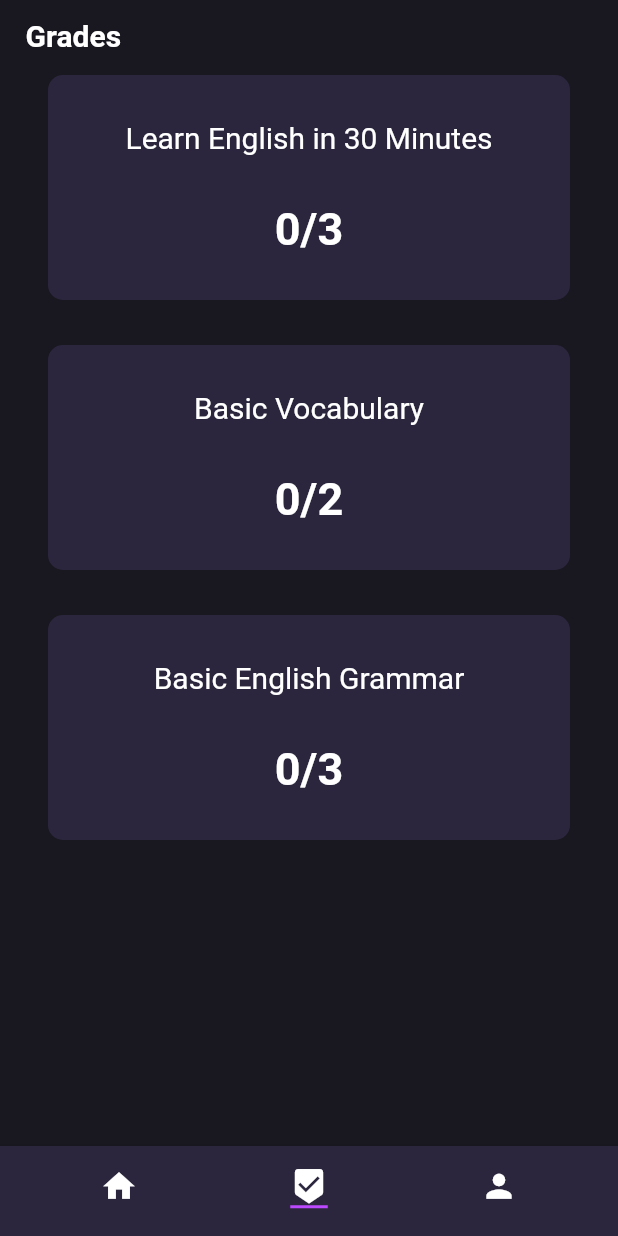
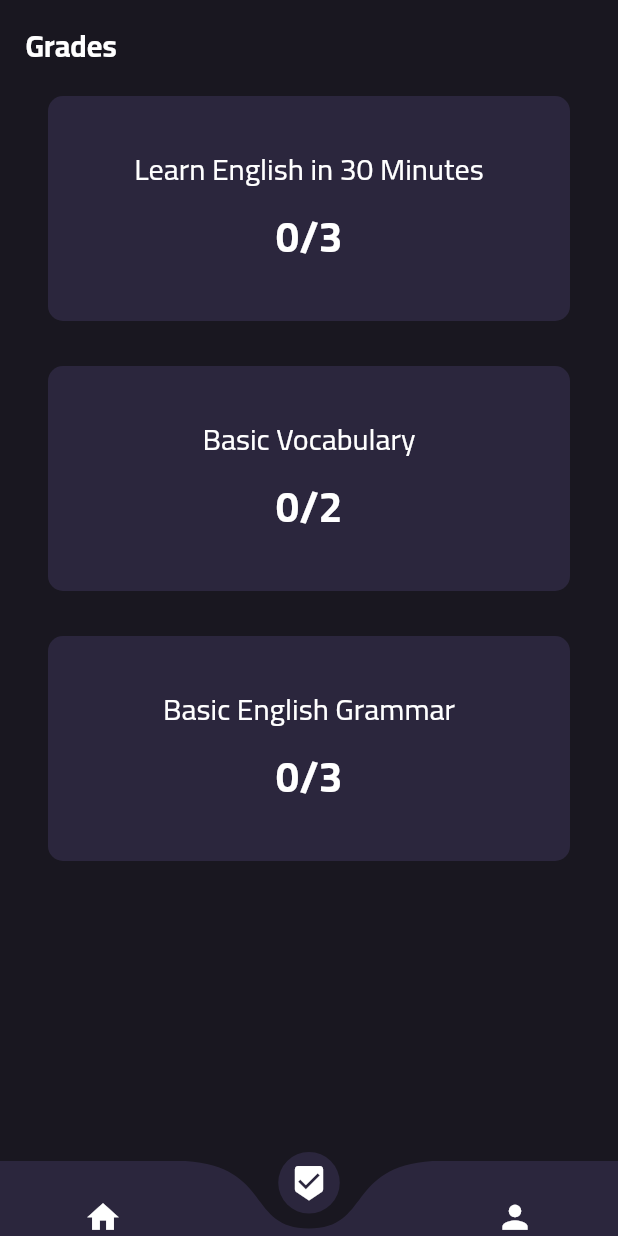
Before and after one commit to yaseen1998/FlutterProjectSeven, a Flutter app: the HomeScreen screen opened directly, item 2 of the bottom bar chosen, on a phone screen of 412 x 824 dp. Run offline on Flutter 3.47's test engine with Material 2 defaults, Android fonts, the phone set to English and light mode, and no system bars; drawn by our look-alikes of curved_navigation_bar; our stand-ins replace page_transition, youtube_player_flutter; network calls fail.

Commit message:
Merged ShakersBranch

```diff
--- a/lib/main.dart
+++ b/lib/main.dart
@@ -10,9 +10,10 @@ class MyApp extends StatelessWidget {
 
   @override
   Widget build(BuildContext context) {
-    return const MaterialApp(
+    return MaterialApp(
+      theme: ThemeData(fontFamily: "Cairo"),
       debugShowCheckedModeBanner: false,
-      home: WelcomeScreen(),
+      home: const WelcomeScreen(),
     );
   }
 }
--- a/lib/screens/home_screen.dart
+++ b/lib/screens/home_screen.dart
@@ -1,5 +1,6 @@
 import 'package:flutter/material.dart';
 import '../widgets/widgets.dart';
+import 'package:curved_navigation_bar/curved_navigation_bar.dart';
 
 class HomeScreen extends StatefulWidget {
   const HomeScreen({super.key});
@@ -8,21 +9,23 @@ class HomeScreen extends StatefulWidget {
 }
 
 class _HomeScreenState extends State<HomeScreen> {
+  int ActiveTab = 0;
+  List<Widget> ActiveTabWidget = [HomeTab(), GradeTab()];
+
   @override
   Widget build(BuildContext context) {
     return DefaultTabController(
+      initialIndex: ActiveTab,
       length: 3,
       child: Scaffold(
         backgroundColor: const Color(0xff191720),
-        bottomNavigationBar: SizedBox(
-          height: 60,
-          child: AppBar(
-            automaticallyImplyLeading: false,
-            backgroundColor: const Color.fromARGB(255, 43, 38, 61),
-            title: const TabBar(
-              indicatorSize: TabBarIndicatorSize.label,
-              indicatorColor: Color.fromARGB(255, 188, 73, 255),
-              tabs: [
+        bottomNavigationBar: CurvedNavigationBar(
+          index: ActiveTab,
+          height: 50,
+          color: const Color.fromARGB(255, 43, 38, 61),
+          backgroundColor: const Color(0xff191720),
+          animationDuration: const Duration(milliseconds: 200),
+          items: const [
             Icon(
               Icons.home,
               color: Colors.white,
@@ -39,17 +42,25 @@ class _HomeScreenState extends State<HomeScreen> {
               size: 25,
             )
           ],
+          onTap: (value) {
+            if (value == 0) {
+              setState(() {
+                ActiveTab = 0;
+              });
+            } else if (value == 1) {
+              setState(() {
+                ActiveTab = 1;
+              });
+            } else if (value == 2) {
+              setState(() {
+                ActiveTab = 2;
+              });
+            }
+          },
         ),
-          ),
-        ),
-        body: const Padding(
-          padding: EdgeInsets.only(left: 17, right: 17, top: 12),
-          child: TabBarView(
-            children: [
-              HomeTab(),
-              GradeTab(),
-            ],
-          ),
+        body: Padding(
+          padding: const EdgeInsets.only(left: 17, right: 17, top: 12),
+          child: ActiveTabWidget[ActiveTab],
         ),
       ),
     );
--- a/lib/widgets/course_widget.dart
+++ b/lib/widgets/course_widget.dart
@@ -51,7 +51,7 @@ class CoursesWidget extends StatelessWidget {
                     Padding(
                       padding: const EdgeInsets.symmetric(
                         horizontal: 15,
-                        vertical: 15,
+                        vertical: 10,
                       ),
                       child: Text(
                         course.name,
@@ -75,6 +75,7 @@ class CoursesWidget extends StatelessWidget {
                               style: const TextStyle(
                                 fontSize: 14,
                                 color: Colors.white,
+                                height: 1.2,
                                 overflow: TextOverflow.ellipsis
                               ),
                               maxLines: 3,
--- a/lib/widgets/grades_tab_widget.dart
+++ b/lib/widgets/grades_tab_widget.dart
@@ -19,7 +19,7 @@ class _GradeTabState extends State<GradeTab> {
           style: TextStyle(
             fontSize: 20,
             color: Colors.white,
-            fontWeight: FontWeight.bold,
+            fontWeight: FontWeight.w700,
           ),
         ),
         GradesWidget(),
--- a/lib/widgets/grades_widget.dart
+++ b/lib/widgets/grades_widget.dart
@@ -12,7 +12,7 @@ class _GradesWidgetState extends State<GradesWidget> {
   @override
   Widget build(BuildContext context) {
     return SizedBox(
-      height: 1000,
+      height: 800,
       child: ListView.builder(
         physics: const BouncingScrollPhysics(),
         scrollDirection: Axis.vertical,
@@ -57,9 +57,9 @@ class _GradesWidgetState extends State<GradesWidget> {
     return Text(
       quizTaken ? course.grade : "0/${course.list.length.toString()}",
       style: const TextStyle(
-        fontSize: 30,
+        fontSize: 28,
         color: Colors.white,
-        fontWeight: FontWeight.bold,
+        fontWeight: FontWeight.w700,
       ),
     );
   }
--- a/lib/widgets/home_tab_widget.dart
+++ b/lib/widgets/home_tab_widget.dart
@@ -19,7 +19,7 @@ class _HomeTabState extends State<HomeTab> {
           style: TextStyle(
             fontSize: 20,
             color: Colors.white,
-            fontWeight: FontWeight.bold,
+            fontWeight: FontWeight.w700,
           ),
         ),
         CoursesWidget(),
@@ -28,7 +28,7 @@ class _HomeTabState extends State<HomeTab> {
           style: TextStyle(
             fontSize: 20,
             color: Colors.white,
-            fontWeight: FontWeight.bold,
+            fontWeight: FontWeight.w700,
           ),
         ),
         ReviewsWidget(),
--- a/lib/widgets/review_widget.dart
+++ b/lib/widgets/review_widget.dart
@@ -56,6 +56,7 @@ class ReviewsWidget extends StatelessWidget {
                         color: Colors.grey.shade300,
                         fontSize: 17,
                         fontWeight: FontWeight.w400,
+                        height: 1.1,
                         overflow: TextOverflow.ellipsis,
                       ),
                       maxLines: 5,
```
Also changed, not shown: lib/screens/quiz_screen.dart (+12 -12 lines), pubspec.yaml (+14 -15 lines), assets/fonts/Cairo-Black.ttf (added), assets/fonts/Cairo-Bold.ttf (added), assets/fonts/Cairo-ExtraBold.ttf (added), assets/fonts/Cairo-ExtraLight.ttf (added), assets/fonts/Cairo-Light.ttf (added), assets/fonts/Cairo-Medium.ttf (added), assets/fonts/Cairo-Regular.ttf (added), assets/fonts/Cairo-SemiBold.ttf (added), pubspec.lock. Lines whose indentation alone changed are shown as unchanged.
